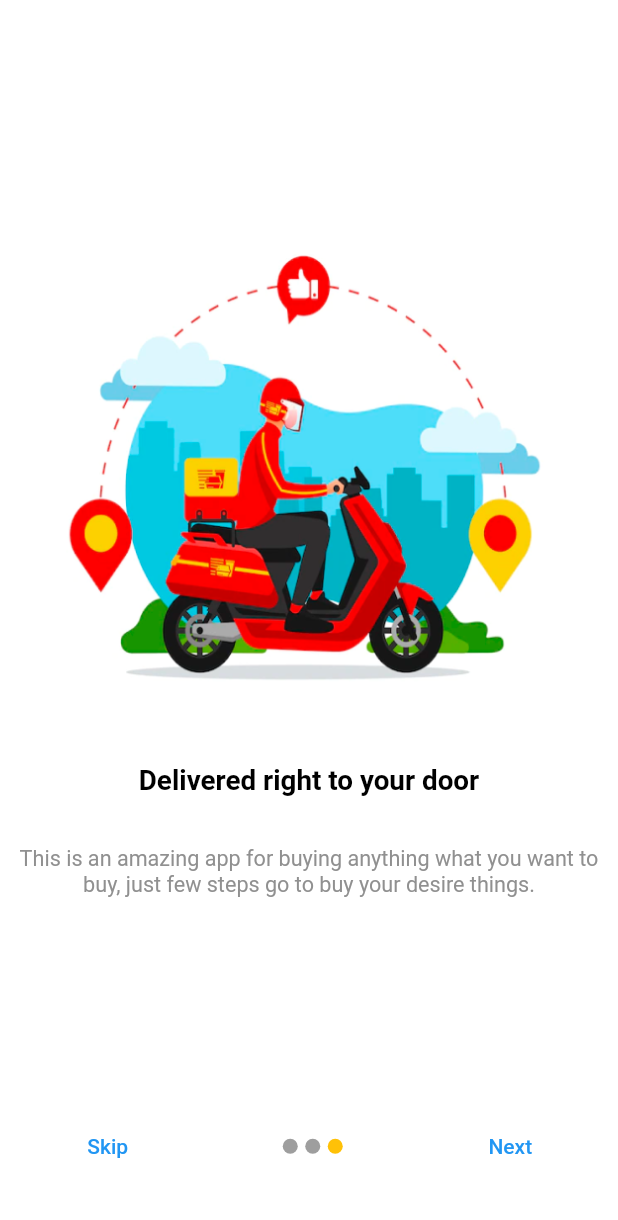
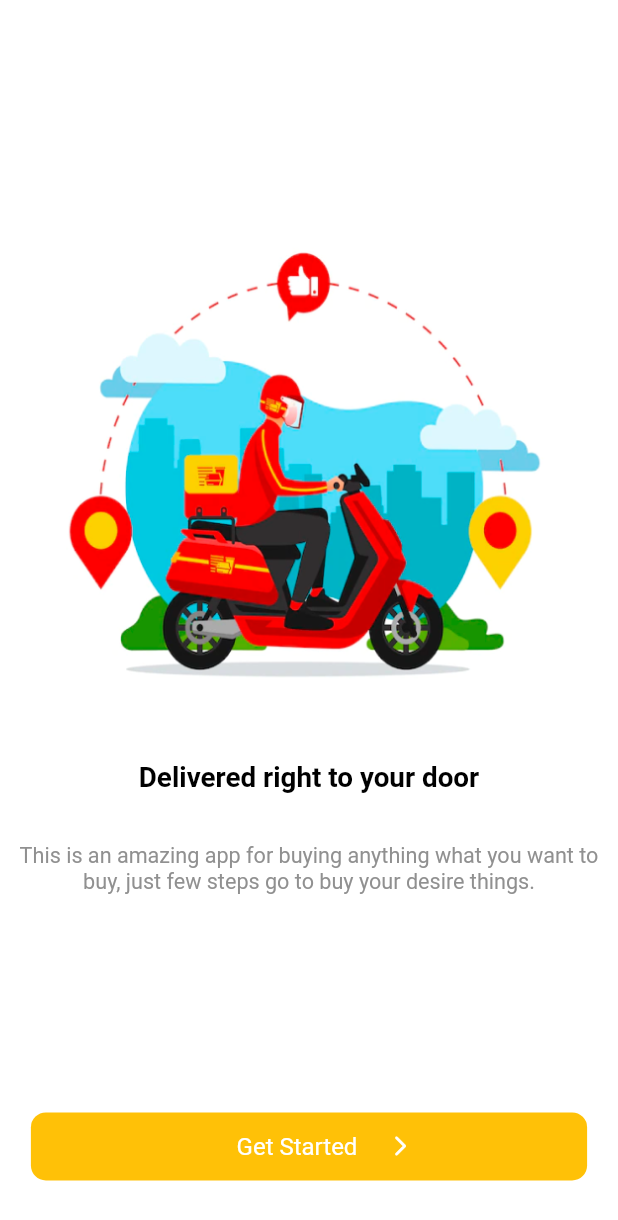
Before and after one commit to AsifMostafiz1/flutter_muslim_ecom_app, a Flutter app: the screen it shows after launch, swiped to page 3, on a phone screen of 412 x 824 dp. Shown: the top 1220 px of the screen. Run offline on Flutter 3.47's test engine with Material 2 defaults, Android fonts, the phone set to English and light mode, and no system bars; our stand-ins replace blur.

Commit message:
onBoarding Added

```diff
--- a/lib/main.dart
+++ b/lib/main.dart
@@ -1,7 +1,6 @@
 import 'package:flutter/material.dart';
-import 'package:islami_ecom_app/on_boarding_page.dart';
-import 'sign_in_page.dart';
-import 'sign_up_page.dart';
+import 'package:islami_ecom_app/screens/on_boarding_page.dart';
+
 
 void main() {
   runApp(const MyApp());
--- /dev/null
+++ b/lib/model/onBoarding.dart
@@ -0,0 +1,34 @@
+class OnBoarding {
+  final String title;
+  final String subTitle;
+  final String image;
+
+  OnBoarding(
+      {required this.title, required this.subTitle,required this.image});
+}
+
+List<OnBoarding> splashScreenContent = [
+  OnBoarding(
+      title: "Select your items anytime & anywhere",
+      subTitle:
+          "This is an amazing app for buying anything what you want to buy,"
+          " just few steps go to buy your desire things.",
+      image: "assets/images/splash2.png"),
+  OnBoarding(
+      title: "Easy Payment",
+      subTitle:
+          "Just one step to go, just few steps go to buy your desire things.",
+      image: "assets/images/splash3.png"),
+  OnBoarding(
+      title: "Delivered right to your door",
+      subTitle:
+          "This is an amazing app for buying anything what you want to buy, just few steps go "
+          "to buy your desire things.",
+      image: "assets/images/splash4.png"),
+  OnBoarding(
+      title: "Welcome",
+      subTitle:
+          "This is an amazing app for buying anything what you want to buy, "
+          "just few steps go to buy your desire things.",
+      image: "assets/images/splash4.png"),
+];
--- a/lib/model/splash_screen.dart
+++ /dev/null
@@ -1,14 +0,0 @@
-class OnBoarding {
-  final String title;
-  final String subTitle;
-  final String image;
-
-  OnBoarding({required this.title,required this.subTitle, required this.image});
-}
-
-List<OnBoarding> splashScreenContent = [
-  OnBoarding(title: "Select your items anytime & anywhere",subTitle: "This is an amazing app for buying anything what you want to buy, just few steps go to buy your desire things.", image: "assets/images/splash2.png"),
-  OnBoarding(title: "Easy Payment",subTitle: "Just one step to go, just few steps go to buy your desire things.", image: "assets/images/splash3.png"),
-  OnBoarding(title: "Delivered right to your door",subTitle: "This is an amazing app for buying anything what you want to buy, just few steps go to buy your desire things.", image: "assets/images/splash4.png"),
-
-];
--- a/lib/on_boarding_page.dart
+++ /dev/null
@@ -1,100 +0,0 @@
-import 'package:flutter/material.dart';
-import 'model/splash_screen.dart';
-import 'size_configs.dart';
-import 'app_style.dart';
-
-class OnBoardingPage extends StatefulWidget {
-  const OnBoardingPage({Key? key}) : super(key: key);
-
-  @override
-  _OnBoardingPageState createState() => _OnBoardingPageState();
-}
-
-class _OnBoardingPageState extends State<OnBoardingPage> {
-  AnimatedContainer dotIndicator(index) {
-    return AnimatedContainer(
-      duration: Duration(microseconds: 400),
-      margin: EdgeInsets.only(left: 5),
-      height: 10,
-      width: 10,
-      decoration: BoxDecoration(
-          color: _currentPageIndex==index? Colors.amber: Colors.grey,
-          shape: BoxShape.circle),
-    );
-  }
-
-  int _currentPageIndex = 0;
-
-  @override
-  Widget build(BuildContext context) {
-    SizeConfigure().init(context);
-    double sizeV = SizeConfigure.blockSizeV!;
-    double sizeH = SizeConfigure.blockSizeH!;
-
-    PageController _pageController = PageController(initialPage: 0);
-    return Scaffold(
-      backgroundColor: Colors.white,
-      body: SafeArea(
-          child: Column(
-        children: [
-          Expanded(
-            flex: 20,
-            child: PageView.builder(
-              onPageChanged: (value) {
-                setState(() {
-                  _currentPageIndex = value;
-                });
-              },
-              controller: _pageController,
-              itemCount: splashScreenContent.length,
-              itemBuilder: (context, index) => Column(
-                mainAxisAlignment: MainAxisAlignment.center,
-                crossAxisAlignment: CrossAxisAlignment.center,
-                children: [
-                  Container(
-                    height: sizeV * 40,
-                    child: Image.asset(
-                      splashScreenContent[index].image,
-                      fit: BoxFit.cover,
-                    ),
-                  ),
-                  SizedBox(
-                    height: sizeV * 4,
-                  ),
-                  Text(
-                    splashScreenContent[index].title,
-                    style: kTitle,
-                    textAlign: TextAlign.center,
-                  ),
-                  SizedBox(
-                    height: sizeV * 4,
-                  ),
-                  Text(splashScreenContent[index].subTitle,
-                      style: kBodyText1, textAlign: TextAlign.center),
-                ],
-              ),
-            ),
-          ),
-          Expanded(
-            flex: 1,
-            child: Row(
-              mainAxisAlignment: MainAxisAlignment.spaceAround,
-              children: [
-                TextButton(onPressed: () {}, child: Text('Skip')),
-                Row(
-                    children: List.generate(
-                  splashScreenContent.length,
-                  (index) => dotIndicator(index),
-                )),
-                TextButton(onPressed: () {}, child: Text('Next')),
-              ],
-            ),
-          ),
-          SizedBox(
-            height: sizeV * 5,
-          ),
-        ],
-      )),
-    );
-  }
-}
--- /dev/null
+++ b/lib/screens/on_boarding_page.dart
@@ -0,0 +1,195 @@
+import 'package:flutter/material.dart';
+import 'package:islami_ecom_app/model/onBoarding.dart';
+import 'package:islami_ecom_app/constants/size_configs.dart';
+import '../constants/app_style.dart';
+import 'sign_in_page.dart';
+import 'package:islami_ecom_app/widgets/welcome_page.dart';
+
+
+class OnBoardingPage extends StatefulWidget {
+  const OnBoardingPage({Key? key}) : super(key: key);
+
+  @override
+  _OnBoardingPageState createState() => _OnBoardingPageState();
+}
+
+bool _changePageContent = false;
+
+class _OnBoardingPageState extends State<OnBoardingPage> {
+
+  AnimatedContainer dotIndicator(index) {
+    return AnimatedContainer(
+      duration: Duration(microseconds: 400),
+      margin: EdgeInsets.only(left: 5),
+      height: 10,
+      width: 10,
+      decoration: BoxDecoration(
+          color: _currentPageIndex == index ? Colors.amber : Colors.grey,
+          shape: BoxShape.circle),
+    );
+  }
+
+  int _currentPageIndex = 0;
+
+
+  @override
+  Widget build(BuildContext context) {
+    SizeConfigure().init(context);
+    double sizeV = SizeConfigure.blockSizeV!;
+    double sizeH = SizeConfigure.blockSizeH!;
+
+    PageController _pageController = PageController(initialPage: 0);
+    return Scaffold(
+      backgroundColor: Colors.white,
+      body: SafeArea(
+          child: _changePageContent ? WelcomePage() : Column(
+
+            children: [
+
+              Expanded(
+                flex: 9,
+                child: PageView.builder(
+                  onPageChanged: (value) {
+                    setState(() {
+                      _currentPageIndex = value;
+                    });
+                  },
+                  controller: _pageController,
+                  itemCount: splashScreenContent.length,
+                  itemBuilder: (context, index) =>
+                      Column(
+                        mainAxisAlignment: MainAxisAlignment.center,
+                        crossAxisAlignment: CrossAxisAlignment.center,
+                        children: [
+                          Container(
+                            height: sizeV * 40,
+                            child: Image.asset(
+                              splashScreenContent[index].image,
+                              fit: BoxFit.cover,
+                            ),
+                          ),
+                          SizedBox(
+                            height: sizeV * 4,
+                          ),
+                          Text(
+                            splashScreenContent[index].title,
+                            style: kTitle,
+                            textAlign: TextAlign.center,
+                          ),
+                          SizedBox(
+                            height: sizeV * 4,
+                          ),
+                          Text(splashScreenContent[index].subTitle,
+                              style: kBodyText1, textAlign: TextAlign.center),
+                        ],
+                      ),
+                ),
+              ),
+              Expanded(
+                  flex: 1,
+                  child: Column(
+                    children: [
+                      _currentPageIndex == splashScreenContent.length - 2
+                          ? bottomRowGetStarted(context)
+                          : bottomRowSkipNext(context,_pageController),
+                    ],
+                  ))
+            ],
+          )),
+    );
+  }
+
+  Container bottomRowGetStarted(BuildContext context) {
+    SizeConfigure().init(context);
+    double sizeV = SizeConfigure.blockSizeV!;
+    double sizeH = SizeConfigure.blockSizeH!;
+    return Container(
+
+      child: InkWell(
+        onTap: () {
+          setState(() {
+            _changePageContent = true;
+          });
+        },
+        child: Row(
+
+          mainAxisAlignment: MainAxisAlignment.center,
+          children: [
+            SizedBox(
+              width: sizeH * 5,
+            ),
+            Text('Get Started',
+              style: TextStyle(fontSize: 16, color: Colors.white),),
+            SizedBox(
+              width: sizeH * 5,
+            ),
+            Icon(
+              Icons.arrow_forward_ios_rounded,
+              color: Colors.white,
+              size: 16,
+
+            )
+          ],
+        ),
+      ),
+      decoration: BoxDecoration(
+          color: Colors.amber,
+          borderRadius: BorderRadius.all(Radius.circular(10))
+      ),
+      height: sizeV * 5.5,
+      width: sizeH * 90,
+
+    );
+  }
+
+  Row bottomRowSkipNext(BuildContext context,PageController _pageController) {
+    return Row(
+      mainAxisAlignment: MainAxisAlignment.spaceAround,
+      children: [
+        onBoardNavBtn(
+            name: 'Skip',
+            onPressed: () {
+              // Navigator.push(
+              //     context,
+              //     MaterialPageRoute(
+              //         builder: (context) => SignInPage()));
+              Navigator.pushAndRemoveUntil(context,
+                  MaterialPageRoute(builder: (context) => SignInPage()), (
+                      route) => false);
+            }),
+        Row(
+            children: List.generate(
+              splashScreenContent.length - 1,
+                  (index) => dotIndicator(index),
+            )),
+        onBoardNavBtn(
+          name: "Next",
+          onPressed: () {
+            _pageController.nextPage(
+                duration: Duration(milliseconds: 400),
+                curve: Curves.easeInOut);
+          },
+        ),
+      ],
+    );
+  }
+}
+
+
+class onBoardNavBtn extends StatelessWidget {
+  const onBoardNavBtn({Key? key, required this.name, required this.onPressed})
+      : super(key: key);
+  final String name;
+  final VoidCallback onPressed;
+
+  @override
+  Widget build(BuildContext context) {
+    return InkWell(
+      onTap: onPressed,
+      child: Text(
+        name,
+        style: TextStyle(color: Colors.amber,fontSize: 16,fontWeight: FontWeight.bold),
+      ),
+    );
+  }
+}
--- a/pubspec.yaml
+++ b/pubspec.yaml
@@ -15,6 +15,7 @@ dependencies:
 
 
   cupertino_icons: ^1.0.2
+  blur: ^3.0.0
 
 dev_dependencies:
   flutter_test:
```
Also changed, not shown: lib/widgets/welcome_page.dart (added, +27 -0 lines), assets/images/welcomeImage.png (added), lib/constants/app_style.dart (renamed from lib/app_style.dart), lib/constants/size_configs.dart (renamed from lib/size_configs.dart), lib/screens/sign_in_page.dart (renamed from lib/sign_in_page.dart), lib/screens/sign_up_page.dart (renamed from lib/sign_up_page.dart), pubspec.lock.
